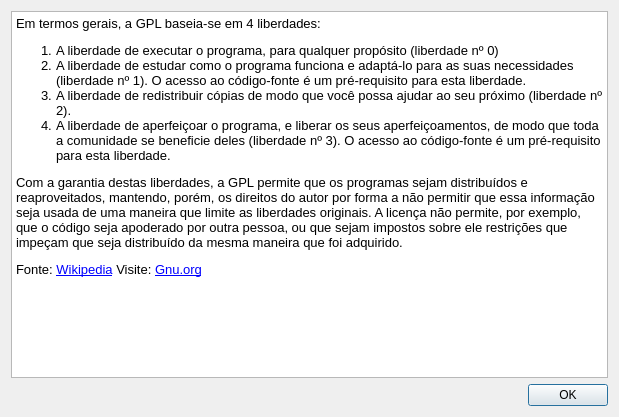
Before: the Qt Designer form telas/licenca.ui in alissonbf/projeto-coopervap, drawn with Qt 5.
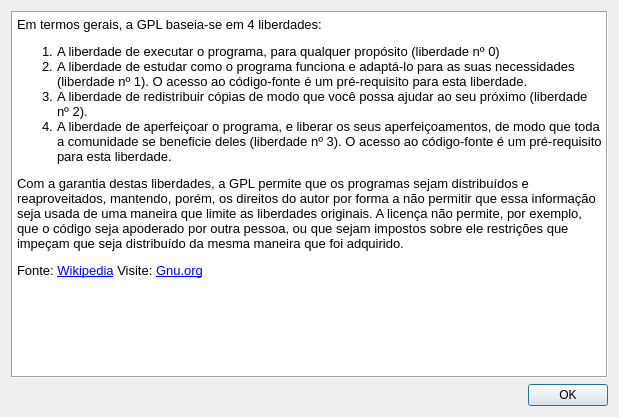
After: the same form once the commit is applied.

```diff
--- a/telas/licenca.ui
+++ b/telas/licenca.ui
@@ -19,18 +19,21 @@
      <property name="enabled">
       <bool>true</bool>
      </property>
+     <property name="frameShape">
+      <enum>QFrame::Box</enum>
+     </property>
      <property name="html">
       <string>&lt;!DOCTYPE HTML PUBLIC &quot;-//W3C//DTD HTML 4.0//EN&quot; &quot;http://www.w3.org/TR/REC-html40/strict.dtd&quot;&gt;
 &lt;html&gt;&lt;head&gt;&lt;meta name=&quot;qrichtext&quot; content=&quot;1&quot; /&gt;&lt;style type=&quot;text/css&quot;&gt;
 p, li { white-space: pre-wrap; }
-&lt;/style&gt;&lt;/head&gt;&lt;body style=&quot; font-family:'Sans'; font-size:10pt; font-weight:400; font-style:normal;&quot;&gt;
-&lt;p style=&quot; margin-top:12px; margin-bottom:12px; margin-left:0px; margin-right:0px; -qt-block-indent:0; text-indent:0px;&quot;&gt;Em termos gerais, a GPL baseia-se em 4 liberdades:&lt;/p&gt;
-&lt;ol style=&quot;margin-top: 0px; margin-bottom: 0px; margin-left: 0px; margin-right: 0px; -qt-list-indent: 1;&quot;&gt;&lt;li style=&quot; margin-top:12px; margin-bottom:0px; margin-left:0px; margin-right:0px; -qt-block-indent:0; text-indent:0px;&quot;&gt;A liberdade de executar o programa, para qualquer propósito (liberdade nº 0)&lt;/li&gt;
-&lt;li style=&quot; margin-top:0px; margin-bottom:0px; margin-left:0px; margin-right:0px; -qt-block-indent:0; text-indent:0px;&quot;&gt;A liberdade de estudar como o programa funciona e adaptá-lo para as suas necessidades (liberdade nº 1). O acesso ao código-fonte é um pré-requisito para esta liberdade.&lt;/li&gt;
-&lt;li style=&quot; margin-top:0px; margin-bottom:0px; margin-left:0px; margin-right:0px; -qt-block-indent:0; text-indent:0px;&quot;&gt;A liberdade de redistribuir cópias de modo que você possa ajudar ao seu próximo (liberdade nº 2).&lt;/li&gt;
-&lt;li style=&quot; margin-top:0px; margin-bottom:12px; margin-left:0px; margin-right:0px; -qt-block-indent:0; text-indent:0px;&quot;&gt;A liberdade de aperfeiçoar o programa, e liberar os seus aperfeiçoamentos, de modo que toda a comunidade se beneficie deles (liberdade nº 3). O acesso ao código-fonte é um pré-requisito para esta liberdade.&lt;/li&gt;&lt;/ol&gt;
-&lt;p style=&quot; margin-top:12px; margin-bottom:12px; margin-left:0px; margin-right:0px; -qt-block-indent:0; text-indent:0px;&quot;&gt;Com a garantia destas liberdades, a GPL permite que os programas sejam distribuídos e reaproveitados, mantendo, porém, os direitos do autor por forma a não permitir que essa informação seja usada de uma maneira que limite as liberdades originais. A licença não permite, por exemplo, que o código seja apoderado por outra pessoa, ou que sejam impostos sobre ele restrições que impeçam que seja distribuído da mesma maneira que foi adquirido.&lt;/p&gt;
-&lt;p style=&quot; margin-top:0px; margin-bottom:0px; margin-left:0px; margin-right:0px; -qt-block-indent:0; text-indent:0px;&quot;&gt;Fonte: &lt;a href=&quot;http://pt.wikipedia.org/wiki/GNU_General_Public_License&quot;&gt;&lt;span style=&quot; text-decoration: underline; color:#0000ff;&quot;&gt;Wikipedia&lt;/span&gt;&lt;/a&gt; Visite: &lt;a href=&quot;http://www.gnu.org/licenses/gpl.html&quot;&gt;&lt;span style=&quot; text-decoration: underline; color:#0000ff;&quot;&gt;Gnu.org&lt;/span&gt;&lt;/a&gt;&lt;/p&gt;&lt;/body&gt;&lt;/html&gt;</string>
+&lt;/style&gt;&lt;/head&gt;&lt;body style=&quot; font-family:'Ubuntu'; font-size:11pt; font-weight:400; font-style:normal;&quot;&gt;
+&lt;p style=&quot; margin-top:12px; margin-bottom:12px; margin-left:0px; margin-right:0px; -qt-block-indent:0; text-indent:0px;&quot;&gt;&lt;span style=&quot; font-family:'Sans'; font-size:10pt;&quot;&gt;Em termos gerais, a GPL baseia-se em 4 liberdades:&lt;/span&gt;&lt;/p&gt;
+&lt;ol style=&quot;margin-top: 0px; margin-bottom: 0px; margin-left: 0px; margin-right: 0px; -qt-list-indent: 1;&quot;&gt;&lt;li style=&quot; font-family:'Sans'; font-size:10pt;&quot; style=&quot; margin-top:12px; margin-bottom:0px; margin-left:0px; margin-right:0px; -qt-block-indent:0; text-indent:0px;&quot;&gt;A liberdade de executar o programa, para qualquer propósito (liberdade nº 0)&lt;/li&gt;
+&lt;li style=&quot; font-family:'Sans'; font-size:10pt;&quot; style=&quot; margin-top:0px; margin-bottom:0px; margin-left:0px; margin-right:0px; -qt-block-indent:0; text-indent:0px;&quot;&gt;A liberdade de estudar como o programa funciona e adaptá-lo para as suas necessidades (liberdade nº 1). O acesso ao código-fonte é um pré-requisito para esta liberdade.&lt;/li&gt;
+&lt;li style=&quot; font-family:'Sans'; font-size:10pt;&quot; style=&quot; margin-top:0px; margin-bottom:0px; margin-left:0px; margin-right:0px; -qt-block-indent:0; text-indent:0px;&quot;&gt;A liberdade de redistribuir cópias de modo que você possa ajudar ao seu próximo (liberdade nº 2).&lt;/li&gt;
+&lt;li style=&quot; font-family:'Sans'; font-size:10pt;&quot; style=&quot; margin-top:0px; margin-bottom:12px; margin-left:0px; margin-right:0px; -qt-block-indent:0; text-indent:0px;&quot;&gt;A liberdade de aperfeiçoar o programa, e liberar os seus aperfeiçoamentos, de modo que toda a comunidade se beneficie deles (liberdade nº 3). O acesso ao código-fonte é um pré-requisito para esta liberdade.&lt;/li&gt;&lt;/ol&gt;
+&lt;p style=&quot; margin-top:12px; margin-bottom:12px; margin-left:0px; margin-right:0px; -qt-block-indent:0; text-indent:0px;&quot;&gt;&lt;span style=&quot; font-family:'Sans'; font-size:10pt;&quot;&gt;Com a garantia destas liberdades, a GPL permite que os programas sejam distribuídos e reaproveitados, mantendo, porém, os direitos do autor por forma a não permitir que essa informação seja usada de uma maneira que limite as liberdades originais. A licença não permite, por exemplo, que o código seja apoderado por outra pessoa, ou que sejam impostos sobre ele restrições que impeçam que seja distribuído da mesma maneira que foi adquirido.&lt;/span&gt;&lt;/p&gt;
+&lt;p style=&quot; margin-top:0px; margin-bottom:0px; margin-left:0px; margin-right:0px; -qt-block-indent:0; text-indent:0px;&quot;&gt;&lt;span style=&quot; font-family:'Sans'; font-size:10pt;&quot;&gt;Fonte: &lt;/span&gt;&lt;a href=&quot;http://pt.wikipedia.org/wiki/GNU_General_Public_License&quot;&gt;&lt;span style=&quot; font-family:'Sans'; font-size:10pt; text-decoration: underline; color:#0000ff;&quot;&gt;Wikipedia&lt;/span&gt;&lt;/a&gt;&lt;span style=&quot; font-family:'Sans'; font-size:10pt;&quot;&gt; Visite: &lt;/span&gt;&lt;a href=&quot;http://www.gnu.org/licenses/gpl.html&quot;&gt;&lt;span style=&quot; font-family:'Sans'; font-size:10pt; text-decoration: underline; color:#0000ff;&quot;&gt;Gnu.org&lt;/span&gt;&lt;/a&gt;&lt;/p&gt;&lt;/body&gt;&lt;/html&gt;</string>
      </property>
      <property name="textInteractionFlags">
       <set>Qt::LinksAccessibleByMouse</set>
```
